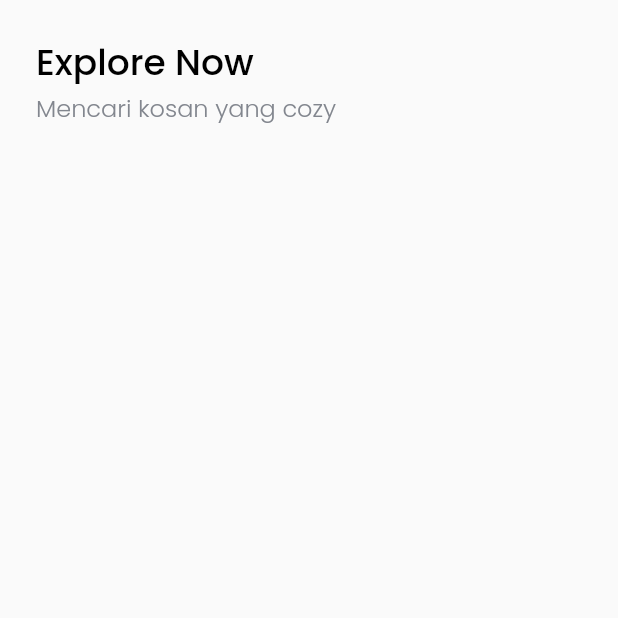
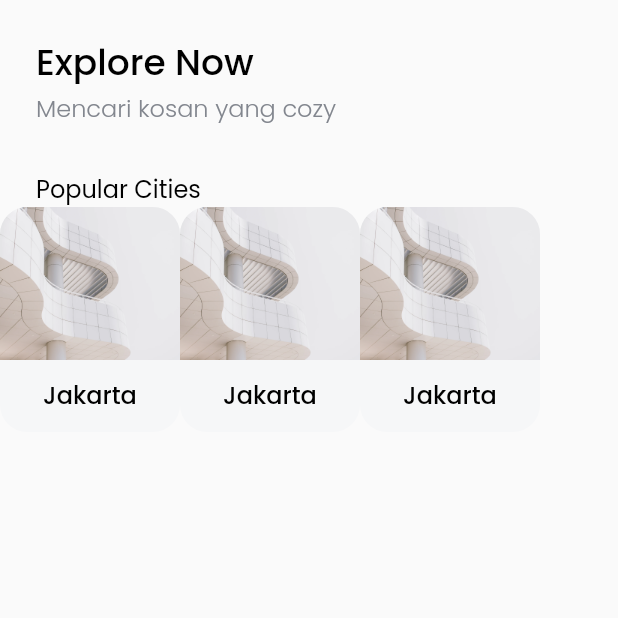
Before and after one commit to BennoAlif/cozy, a Flutter app: the HomePage screen opened directly, on a phone screen of 412 x 824 dp, the top half of it. Run offline on Flutter 3.47's test engine with Material 2 defaults, Android fonts, the phone set to English and light mode, and no system bars; our stand-ins replace google_fonts.

Commit message:
[Home Page] Popular Cities 1

```diff
--- a/lib/pages/home_page.dart
+++ b/lib/pages/home_page.dart
@@ -1,4 +1,5 @@
 import 'package:bwa_cozy/theme.dart';
+import 'package:bwa_cozy/widgets/city_card.dart';
 import 'package:flutter/material.dart';
 
 class HomePage extends StatelessWidget {
@@ -37,6 +38,26 @@ class HomePage extends StatelessWidget {
               const SizedBox(
                 height: 30,
               ),
+              Padding(
+                padding: EdgeInsets.only(left: edge),
+                child: Text(
+                  "Popular Cities",
+                  style: regularTextStyle.copyWith(
+                    fontSize: 16,
+                  ),
+                ),
+              ),
+              Container(
+                height: 150,
+                child: ListView(
+                  scrollDirection: Axis.horizontal,
+                  children: [
+                    CityCard(),
+                    CityCard(),
+                    CityCard(),
+                  ],
+                ),
+              )
             ],
           ),
         ),
--- /dev/null
+++ b/lib/widgets/city_card.dart
@@ -0,0 +1,37 @@
+import 'package:bwa_cozy/theme.dart';
+import 'package:flutter/material.dart';
+
+class CityCard extends StatelessWidget {
+  const CityCard({Key? key}) : super(key: key);
+
+  @override
+  Widget build(BuildContext context) {
+    return ClipRRect(
+      borderRadius: BorderRadius.circular(18),
+      child: Container(
+        height: 150,
+        width: 120,
+        color: const Color(0xffF6F7F8),
+        child: Column(
+          children: [
+            Image.asset(
+              "assets/city1.png",
+              width: 120,
+              height: 102,
+              fit: BoxFit.cover,
+            ),
+            const SizedBox(
+              height: 11,
+            ),
+            Text(
+              "Jakarta",
+              style: blackTextStyle.copyWith(
+                fontSize: 16,
+              ),
+            ),
+          ],
+        ),
+      ),
+    );
+  }
+}
```
